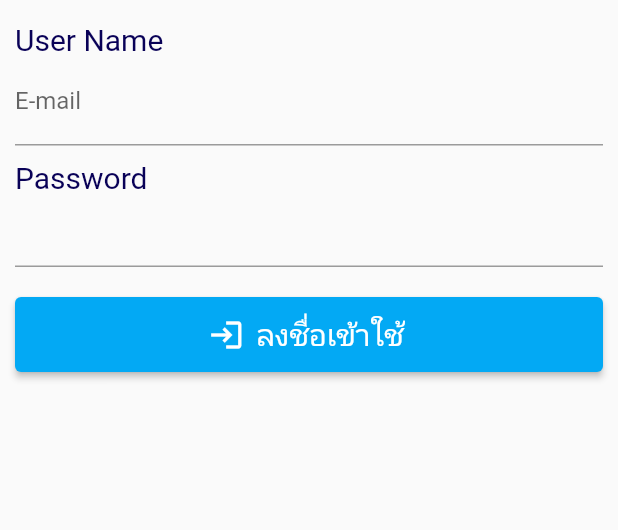
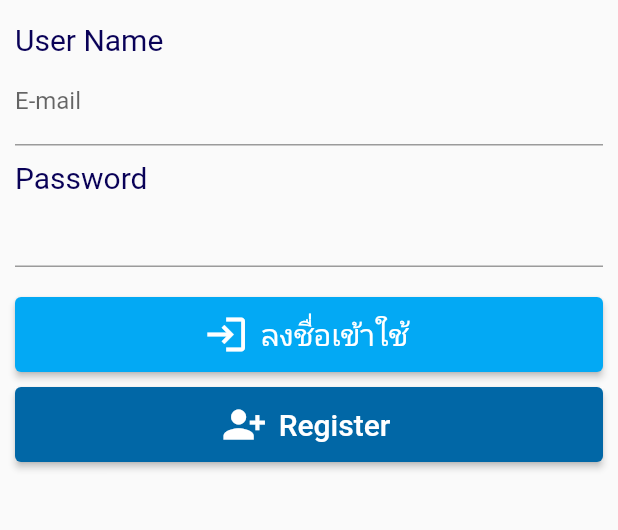
Before and after one commit to KorOkami/StockCount, a Flutter app: the screen it shows after launch, on a phone screen of 412 x 824 dp, the part 298-828 px from its top. Run offline on Flutter 3.47's test engine with Material 2 defaults, Android fonts, the light colour scheme and no system bars; our stand-ins replace dropdown_search, form_field_validator, google_fonts; missing offline and left inert: dart:ffi, qrscan; Roboto replaces fonts that are missing (Prompt).

Commit message:
Add Register

```diff
--- a/lib/screen/login.dart
+++ b/lib/screen/login.dart
@@ -11,6 +11,7 @@ import 'dart:io';
 import 'dart:async';
 import 'package:stock_counting_app/model/successlogin.dart';
 import 'package:stock_counting_app/screen/bu_screen.dart';
+import 'package:stock_counting_app/screen/register.dart';
 //import 'package:stock_counting_app/screen/poScreen.dart';
 import 'package:stock_counting_app/utility/Alert.dart';
 import 'package:google_fonts/google_fonts.dart';
@@ -139,6 +140,7 @@ class _LoginScreenState extends State<LoginScreen> {
                                 icon: Icon(
                                   Icons.login,
                                   color: Colors.white,
+                                  size: 30,
                                 ),
                                 onPressed: () {
                                   if (formKey.currentState?.validate() ==
@@ -166,6 +168,35 @@ class _LoginScreenState extends State<LoginScreen> {
                                 },
                               ),
                             ),
+                            SizedBox(
+                              height: 10,
+                            ),
+                            Container(
+                                width: double.infinity,
+                                height: 50,
+                                color: Colors.white,
+                                child: ElevatedButton.icon(
+                                    style: ButtonStyle(
+                                      backgroundColor:
+                                          MaterialStateProperty.all(
+                                              Color.fromARGB(255, 1, 103, 166)),
+                                    ),
+                                    label: Text(
+                                      "Register",
+                                      style: GoogleFonts.prompt(
+                                          fontSize: 20, color: Colors.white),
+                                    ),
+                                    icon: Icon(
+                                      Icons.person_add_alt_1,
+                                      color: Colors.white,
+                                      size: 30,
+                                    ),
+                                    onPressed: () {
+                                      Navigator.pushReplacement(context,
+                                          MaterialPageRoute(builder: (context) {
+                                        return Register_Screen();
+                                      }));
+                                    }))
                           ]),
                     ),
                   ),
--- /dev/null
+++ b/lib/screen/register.dart
@@ -0,0 +1,30 @@
+import 'package:flutter/src/widgets/framework.dart';
+import 'package:flutter/src/widgets/placeholder.dart';
+import 'package:flutter/material.dart';
+import 'package:google_fonts/google_fonts.dart';
+
+class Register_Screen extends StatefulWidget {
+  const Register_Screen({super.key});
+
+  @override
+  State<Register_Screen> createState() => _Register_ScreenState();
+}
+
+class _Register_ScreenState extends State<Register_Screen> {
+  @override
+  Widget build(BuildContext context) {
+    return WillPopScope(
+      onWillPop: () async {
+        return true; //ป้องการกดปุ่มยอนกลับบน mobile
+      },
+      child: Scaffold(
+        appBar: AppBar(
+            title: Text(
+          "Register",
+          style: GoogleFonts.prompt(fontSize: 25, color: Colors.white),
+        )),
+        body: Column(),
+      ),
+    );
+  }
+}
```
